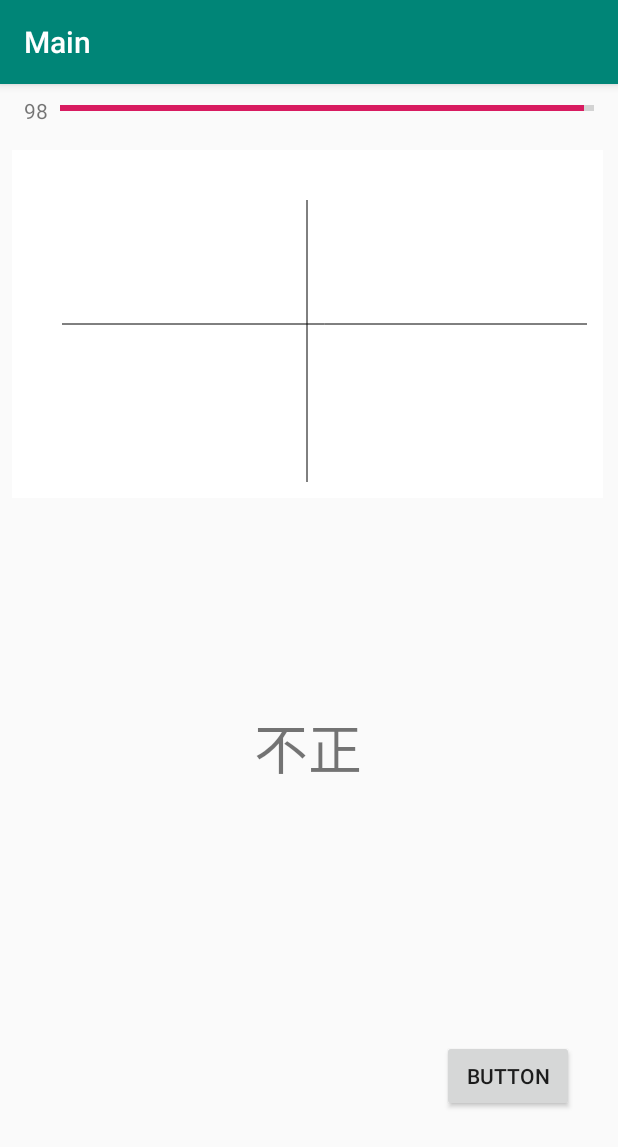
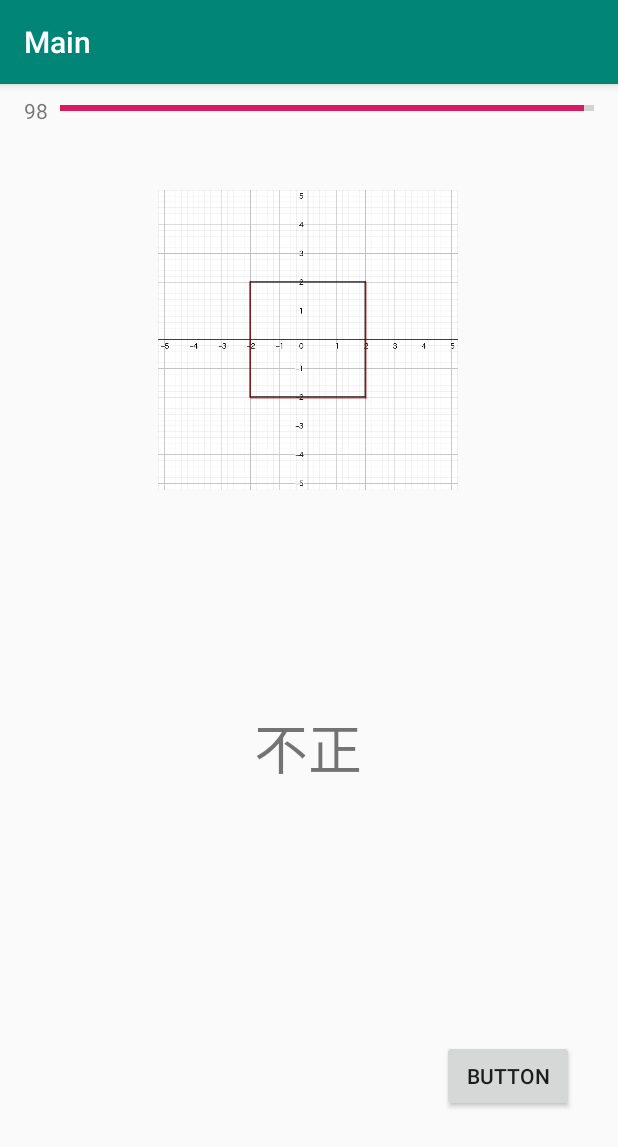
Before and after one commit to NorikiIkeuchi/Functions, an Android app: the Game1Activity screen opened directly, with no data from a screen before it, on a phone screen of 412 x 824 dp. Shown: the top 1147 px of the screen. Run offline under Robolectric (Android 15) with nearby library versions, the phone set to English and light mode, and no system bars.

Commit message:
関数表示の例を追加

```diff
--- a/Main/app/src/main/res/layout/activity_game1.xml
+++ b/Main/app/src/main/res/layout/activity_game1.xml
@@ -64,7 +64,82 @@
         app:layout_constraintTop_toBottomOf="@+id/progressBar"
         app:layout_constraintVertical_bias="0.917" />
 
-    <include layout="@layout/sample_my_view" />
+    <ImageView
+        android:id="@+id/imageView"
+        android:layout_width="260dp"
+        android:layout_height="200dp"
+        android:layout_marginStart="75dp"
+        android:layout_marginTop="8dp"
+        android:layout_marginEnd="75dp"
+        app:layout_constraintBottom_toTopOf="@+id/buttonResult"
+        app:layout_constraintEnd_toEndOf="parent"
+        app:layout_constraintHorizontal_bias="0.0"
+        app:layout_constraintStart_toStartOf="parent"
+        app:layout_constraintTop_toBottomOf="@+id/progressBar"
+        app:layout_constraintVertical_bias="0.096"
+        app:srcCompat="@drawable/a" />
+
+    <ImageView
+        android:id="@+id/imageView2"
+        android:layout_width="260dp"
+        android:layout_height="200dp"
+        android:layout_marginStart="75dp"
+        android:layout_marginTop="8dp"
+        android:layout_marginEnd="75dp"
+        app:layout_constraintBottom_toTopOf="@+id/buttonResult"
+        app:layout_constraintEnd_toStartOf="@+id/imageView"
+        app:layout_constraintHorizontal_bias="0.0"
+        app:layout_constraintStart_toStartOf="parent"
+        app:layout_constraintTop_toBottomOf="@+id/progressBar"
+        app:layout_constraintVertical_bias="0.096"
+        app:srcCompat="@drawable/hh" />
+
+    <ImageView
+        android:id="@+id/imageView3"
+        android:layout_width="260dp"
+        android:layout_height="200dp"
+        android:layout_marginStart="75dp"
+        android:layout_marginTop="8dp"
+        android:layout_marginEnd="75dp"
+        app:layout_constraintBottom_toTopOf="@+id/buttonResult"
+        app:layout_constraintEnd_toEndOf="parent"
+        app:layout_constraintHorizontal_bias="0.0"
+        app:layout_constraintStart_toStartOf="parent"
+        app:layout_constraintTop_toBottomOf="@+id/progressBar"
+        app:layout_constraintVertical_bias="0.096"
+        app:srcCompat="@drawable/ll" />
+
+    <ImageView
+        android:id="@+id/imageView4"
+        android:layout_width="260dp"
+        android:layout_height="200dp"
+        android:layout_marginStart="75dp"
+        android:layout_marginTop="8dp"
+        android:layout_marginEnd="75dp"
+        app:layout_constraintBottom_toTopOf="@+id/buttonResult"
+        app:layout_constraintEnd_toEndOf="parent"
+        app:layout_constraintHorizontal_bias="0.0"
+        app:layout_constraintStart_toStartOf="parent"
+        app:layout_constraintTop_toBottomOf="@+id/progressBar"
+        app:layout_constraintVertical_bias="0.096"
+        app:srcCompat="@drawable/uu" />
+
+    <ImageView
+        android:id="@+id/imageView6"
+        android:layout_width="260dp"
+        android:layout_height="200dp"
+        android:layout_marginStart="75dp"
+        android:layout_marginTop="8dp"
+        android:layout_marginEnd="75dp"
+        app:layout_constraintBottom_toTopOf="@+id/buttonResult"
+        app:layout_constraintEnd_toEndOf="parent"
+        app:layout_constraintHorizontal_bias="0.0"
+        app:layout_constraintStart_toStartOf="parent"
+        app:layout_constraintTop_toBottomOf="@+id/progressBar"
+        app:layout_constraintVertical_bias="0.096"
+        app:srcCompat="@drawable/rr" />
+
+    <!--<include layout="@layout/sample_my_view" />-->
 
 
 </androidx.constraintlayout.widget.ConstraintLayout>
```
Also changed, not shown: Main/app/src/main/res/drawable/a.jpg (added), Main/app/src/main/res/drawable/hh.png (added), Main/app/src/main/res/drawable/ll.png (added), Main/app/src/main/res/drawable/rr.png (added), Main/app/src/main/res/drawable/uu.png (added).
